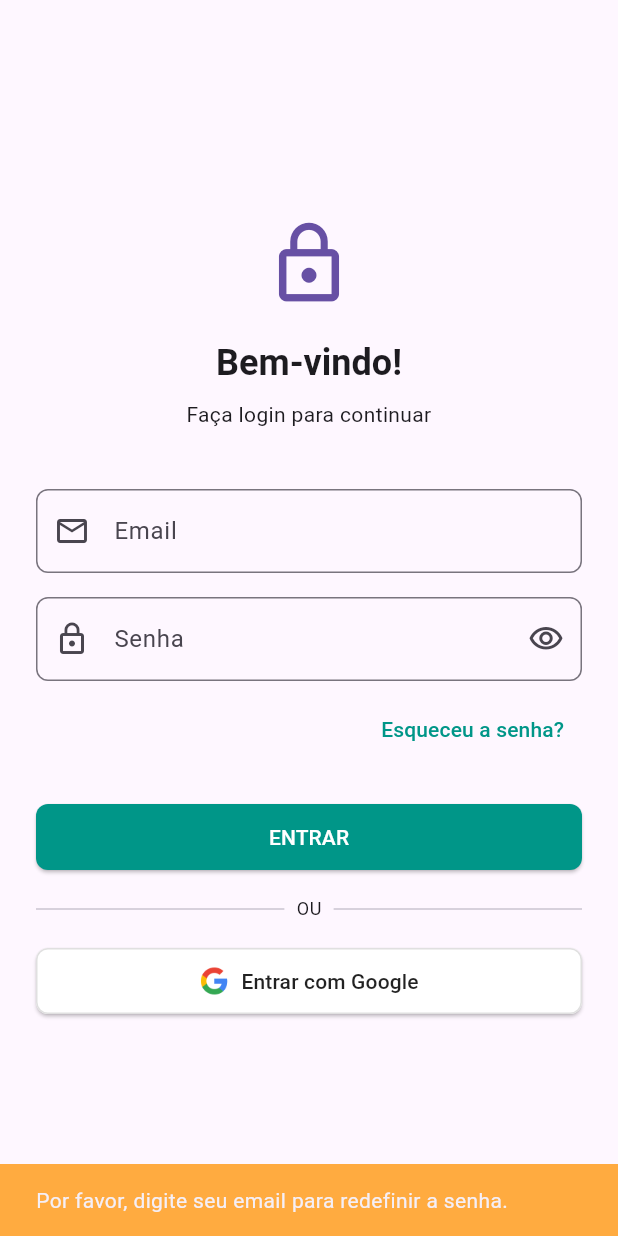
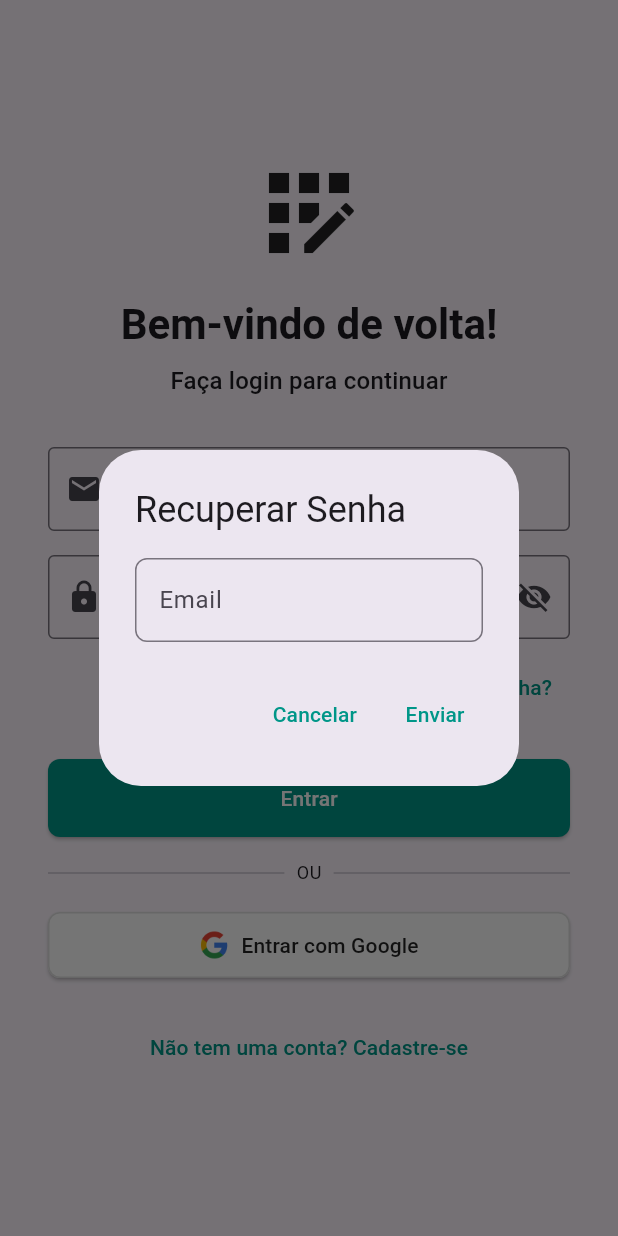
Before and after one commit to ebetta/financeiro-studio2, a Flutter app: the screen it shows after launch, after a tap on "Esqueceu a senha?", on a phone screen of 412 x 824 dp. Run offline on Flutter 3.47's test engine with Material 3 defaults, Android fonts, the phone set to English and light mode, and no system bars; our stand-ins replace firebase_auth, firebase_core, google_sign_in; accounts and stored records are empty.

```diff
--- a/lib/auth_gate.dart
+++ b/lib/auth_gate.dart
@@ -31,7 +31,13 @@ class AuthGate extends StatelessWidget {
         }
         // If user is not logged in, show Login Screen
         else {
-          return LoginScreen(authService: authService); // Pass authService
+          return Scaffold(
+            body: Navigator(
+              onGenerateRoute: (settings) {
+                return MaterialPageRoute(builder: (context) => LoginScreen(authService: authService));
+              },
+            ),
+          );
         }
       },
     );
--- a/lib/login_screen.dart
+++ b/lib/login_screen.dart
@@ -1,91 +1,23 @@
-// login_screen.dart
 import 'package:flutter/material.dart';
-import 'auth_service.dart'; // Import Auth Service
+import 'auth_service.dart';
+import 'sign_up_screen.dart';
 
-// --- Login Screen Widget ---
 class LoginScreen extends StatefulWidget {
-  final AuthService authService; // Receive AuthService instance
+  final AuthService authService;
 
-  const LoginScreen({super.key, required this.authService});
+  const LoginScreen({required this.authService, super.key});
 
   @override
-  State<LoginScreen> createState() => _LoginScreenState();
+  LoginScreenState createState() => LoginScreenState(); // Made state public
 }
 
-class _LoginScreenState extends State<LoginScreen> {
-  // Controllers for email and password text fields
+// Made state public
+class LoginScreenState extends State<LoginScreen> {
   final TextEditingController _emailController = TextEditingController();
   final TextEditingController _passwordController = TextEditingController();
-  // State variable for loading indicator
   bool _isLoading = false;
-  // State variable for password visibility
-  bool _isPasswordVisible = false;
+  bool _obscureText = true; // To toggle password visibility
 
-  // --- Handle Email/Password Login ---
-  Future<void> _signInWithEmail() async {
-    // Prevent multiple clicks while loading
-    if (_isLoading) return;
-    setState(() => _isLoading = true); // Show loading indicator
-
-    // Get email and password from controllers
-    final email = _emailController.text.trim();
-    final password = _passwordController.text.trim();
-
-    // Validate inputs (basic)
-    if (email.isEmpty || password.isEmpty) {
-       // Check context before showing SnackBar (although less likely needed here)
-       if (mounted) {
-         ScaffoldMessenger.of(context).showSnackBar(
-           const SnackBar(content: Text('Por favor, preencha email e senha.'), backgroundColor: Colors.orangeAccent),
-         );
-       }
-       setState(() => _isLoading = false); // Hide loading
-       return;
-    }
-
-    // Call the sign-in method from AuthService
-    // Pass the current context
-    await widget.authService.signInWithEmailAndPassword(email, password, context);
-
-    // Hide loading indicator (AuthGate will handle navigation if successful)
-    // Check if the widget is still mounted before calling setState
-    if (mounted) {
-       setState(() => _isLoading = false);
-    }
-  }
-
-  // --- Handle Google Sign-In ---
-  Future<void> _signInWithGoogle() async {
-     if (_isLoading) return;
-     setState(() => _isLoading = true); // Show loading indicator
-
-     // Call the Google sign-in method, passing context
-     await widget.authService.signInWithGoogle(context);
-
-     // Hide loading indicator (AuthGate will handle navigation if successful)
-     if (mounted) {
-        setState(() => _isLoading = false);
-     }
-  }
-
-   // --- Handle Forgot Password ---
-  void _forgotPassword() {
-    final email = _emailController.text.trim();
-    if (email.isEmpty) {
-      // Check context before showing SnackBar
-      if (mounted) {
-        ScaffoldMessenger.of(context).showSnackBar(
-          const SnackBar(content: Text('Por favor, digite seu email para redefinir a senha.'), backgroundColor: Colors.orangeAccent),
-        );
-      }
-      return;
-    }
-    // Pass context to the method
-    widget.authService.sendPasswordResetEmail(email, context);
-  }
-
-
-  // Dispose controllers when the widget is removed
   @override
   void dispose() {
     _emailController.dispose();
@@ -93,94 +25,229 @@ class _LoginScreenState extends State<LoginScreen> {
     super.dispose();
   }
 
+  Future<void> _signIn() async {
+    if (_emailController.text.isEmpty || _passwordController.text.isEmpty) {
+      ScaffoldMessenger.of(context).showSnackBar(
+        const SnackBar(content: Text('Por favor, preencha o email e a senha.')),
+      );
+      return;
+    }
+
+    setState(() {
+      _isLoading = true;
+    });
+
+    try {
+      // Pass context to the signIn method
+      await widget.authService.signInWithEmailAndPassword(
+        _emailController.text.trim(),
+        _passwordController.text.trim(),
+        context,
+      );
+      // Navigation to HomeScreen is handled by AuthGate
+      // No need for SnackBar here as AuthService handles it
+    } catch (e) {
+      // Error handling is now within AuthService, but we catch any potential rethrow
+      if (mounted) {
+        // Optionally show a generic error if AuthService doesn't handle all cases
+        // ScaffoldMessenger.of(context).showSnackBar(
+        //   SnackBar(
+        //     content: Text('Erro ao fazer login: ${e.toString()}'),
+        //     backgroundColor: Colors.red,
+        //   ),
+        // );
+      }
+    } finally {
+       if (mounted) {
+         setState(() {
+           _isLoading = false;
+         });
+      }
+    }
+  }
+
+  Future<void> _signInWithGoogle() async {
+    setState(() {
+      _isLoading = true;
+    });
+
+    try {
+      // Pass context to the signInWithGoogle method
+      await widget.authService.signInWithGoogle(context);
+      // Navigation to HomeScreen is handled by AuthGate
+      // No need for SnackBar here as AuthService handles it
+    } catch (e) {
+      // Error handling is now within AuthService
+       if (mounted) {
+        // Optionally show a generic error if AuthService doesn't handle all cases
+        // ScaffoldMessenger.of(context).showSnackBar(
+        //   SnackBar(
+        //     content: Text('Erro ao fazer login com Google: ${e.toString()}'),
+        //     backgroundColor: Colors.red,
+        //   ),
+        // );
+      }
+    } finally {
+      if (mounted) {
+        setState(() {
+          _isLoading = false;
+        });
+      }
+    }
+  }
+
+  void _forgotPassword() {
+    // Show dialog to get email for password reset
+    final TextEditingController resetEmailController = TextEditingController();
+    showDialog(
+      context: context,
+      builder: (context) {
+        return AlertDialog(
+          title: const Text('Recuperar Senha'),
+          content: TextField(
+            controller: resetEmailController,
+            keyboardType: TextInputType.emailAddress,
+            decoration: const InputDecoration(
+              labelText: 'Email',
+              hintText: 'Digite o email cadastrado',
+            ),
+          ),
+          actions: [
+            TextButton(
+              onPressed: () => Navigator.pop(context),
+              child: const Text('Cancelar'),
+            ),
+            TextButton(
+              onPressed: () async {
+                final email = resetEmailController.text.trim();
+                if (email.isNotEmpty) {
+                  Navigator.pop(context); // Close the dialog
+                  await widget.authService.sendPasswordResetEmail(email, context);
+                } else {
+                  // Show error within the dialog if needed
+                  ScaffoldMessenger.of(context).showSnackBar(
+                    const SnackBar(content: Text('Por favor, insira um email.')),
+                  );
+                }
+              },
+              child: const Text('Enviar'),
+            ),
+          ],
+        );
+      },
+    ).whenComplete(() => resetEmailController.dispose()); // Dispose controller
+
+  }
+
+
+  void _navigateToSignUp() {
+    Navigator.push(
+      context,
+      // Pass the authService instance to SignUpScreen
+      MaterialPageRoute(builder: (context) => const SignUpScreen()), // Corrected: SignUpScreen constructor takes no arguments
+    );
+  }
+
+
   @override
   Widget build(BuildContext context) {
-    // Removed unused screenSize variable
-
     return Scaffold(
-      // Prevent overflow when keyboard appears
-      resizeToAvoidBottomInset: true,
       body: Center(
-        // Use SingleChildScrollView to allow scrolling on smaller screens
         child: SingleChildScrollView(
-          padding: const EdgeInsets.all(24.0),
+          padding: const EdgeInsets.all(32.0),
           child: ConstrainedBox(
-             constraints: const BoxConstraints(maxWidth: 400), // Max width for web/tablet
+             constraints: const BoxConstraints(maxWidth: 400), // Max width for content
              child: Column(
               mainAxisAlignment: MainAxisAlignment.center,
-              crossAxisAlignment: CrossAxisAlignment.stretch, // Make buttons stretch
+              crossAxisAlignment: CrossAxisAlignment.stretch,
               children: <Widget>[
-                // --- App Logo/Title ---
-                // TODO: Replace with your actual logo or styled title (e.g., Image.asset('assets/your_logo.png'))
-                Icon(Icons.lock_outline, size: 60, color: Theme.of(context).primaryColor),
-                const SizedBox(height: 20),
+                // Replace with your actual logo or styled title
+                const Icon(
+                  Icons.app_registration, // Temporary logo
+                  size: 80,
+                  // color: Theme.of(context).colorScheme.primary,
+                ),
+                const SizedBox(height: 16),
+
+                // Title
                 Text(
-                  'Bem-vindo!',
+                  'Bem-vindo de volta!',
                   textAlign: TextAlign.center,
-                  style: Theme.of(context).textTheme.headlineSmall?.copyWith(fontWeight: FontWeight.bold),
+                  style: Theme.of(context).textTheme.headlineMedium?.copyWith(
+                        fontWeight: FontWeight.bold,
+                      ),
                 ),
                 const SizedBox(height: 8),
+
+                // Subtitle
                 Text(
                   'Faça login para continuar',
                   textAlign: TextAlign.center,
-                  style: Theme.of(context).textTheme.bodyMedium,
+                  style: Theme.of(context).textTheme.titleMedium,
                 ),
-                const SizedBox(height: 40),
+                const SizedBox(height: 32),
 
-                // --- Email Field ---
+                // Email Field
                 TextField(
                   controller: _emailController,
                   keyboardType: TextInputType.emailAddress,
                   decoration: const InputDecoration(
                     labelText: 'Email',
-                    prefixIcon: Icon(Icons.email_outlined), // Simple icon
+                    prefixIcon: Icon(Icons.email),
+                    border: OutlineInputBorder(),
                   ),
-                  enabled: !_isLoading, // Disable when loading
+                  enabled: !_isLoading,
                 ),
                 const SizedBox(height: 16),
 
-                // --- Password Field ---
+                // Password Field
                 TextField(
                   controller: _passwordController,
-                  obscureText: !_isPasswordVisible, // Hide/show password
+                  obscureText: _obscureText,
                   decoration: InputDecoration(
                     labelText: 'Senha',
-                    prefixIcon: const Icon(Icons.lock_outline), // Simple icon
+                    prefixIcon: const Icon(Icons.lock),
+                    border: const OutlineInputBorder(),
                     suffixIcon: IconButton(
                       icon: Icon(
-                        _isPasswordVisible ? Icons.visibility_off_outlined : Icons.visibility_outlined,
+                        _obscureText ? Icons.visibility_off : Icons.visibility,
                       ),
                       onPressed: () {
                         setState(() {
-                          _isPasswordVisible = !_isPasswordVisible;
+                          _obscureText = !_obscureText;
                         });
                       },
                     ),
                   ),
-                   enabled: !_isLoading, // Disable when loading
+                  enabled: !_isLoading,
+                  onSubmitted: (_) => _signIn(), // Allow sign in on enter press
                 ),
                 const SizedBox(height: 8),
 
-                // --- Forgot Password Button ---
+                // Forgot Password
                 Align(
                   alignment: Alignment.centerRight,
                   child: TextButton(
-                    onPressed: _isLoading ? null : _forgotPassword, // Disable when loading
+                    onPressed: _isLoading ? null : _forgotPassword,
                     child: const Text('Esqueceu a senha?'),
                   ),
                 ),
                 const SizedBox(height: 24),
 
-                // --- Login Button ---
+                // Sign In Button
                 _isLoading
-                    ? const Center(child: CircularProgressIndicator()) // Show loading indicator
+                    ? const Center(child: CircularProgressIndicator())
                     : ElevatedButton(
-                        onPressed: _signInWithEmail,
-                        child: const Text('ENTRAR'),
+                        onPressed: _signIn,
+                        style: ElevatedButton.styleFrom(
+                          padding: const EdgeInsets.symmetric(vertical: 16),
+                          // Consider using theme color: Theme.of(context).colorScheme.primary
+                        ),
+                        child: const Text('Entrar'),
                       ),
                 const SizedBox(height: 16),
 
-                 // --- OR Separator ---
+                // OR Separator
                  Row(
                   children: <Widget>[
                     const Expanded(child: Divider()),
@@ -193,15 +260,13 @@ class _LoginScreenState extends State<LoginScreen> {
                 ),
                 const SizedBox(height: 16),
 
-                // --- Google Sign-In Button ---
+
+                // Google Sign In Button
                 ElevatedButton.icon(
-                  // Ensure you have 'assets/google_logo.png' in your project
-                  // and declared in pubspec.yaml
                       icon: Image.asset(
-                    'assets/google_logo.png',
-                    height: 20.0,
-                    // Provide a fallback in case the image fails to load
-                    errorBuilder: (context, error, stackTrace) => const Icon(Icons.g_mobiledata, size: 24),
+                           'assets/google_logo.png', // Ensure you have this asset
+                            height: 20.0, // Adjust size as needed
+                             width: 20.0,
                          ),
                       label: const Text('Entrar com Google'),
                       onPressed: _isLoading ? null : _signInWithGoogle, // Disable when loading
@@ -211,14 +276,14 @@ class _LoginScreenState extends State<LoginScreen> {
                       ),
                     ),
 
-                // --- TODO: Add Sign Up Button/Link if needed ---
-                // Padding(
-                //   padding: const EdgeInsets.only(top: 20.0),
-                //   child: TextButton(
-                //     onPressed: () { /* TODO: Navigate to Sign Up Screen */ },
-                //     child: const Text('Não tem uma conta? Cadastre-se'),
-                //   ),
-                // ),
+
+                    Padding(
+                      padding: const EdgeInsets.only(top: 20.0),
+                      child: TextButton(
+                        onPressed: _navigateToSignUp, // Use the dedicated function
+                        child: const Text('Não tem uma conta? Cadastre-se'),
+                      ),
+                    ),
                   ],
                 ),
               ),
```
Also changed, not shown: lib/auth_service.dart (+36 -2 lines), lib/sign_up_screen.dart (added, +152 -0 lines). Lines whose indentation alone changed are shown as unchanged.
